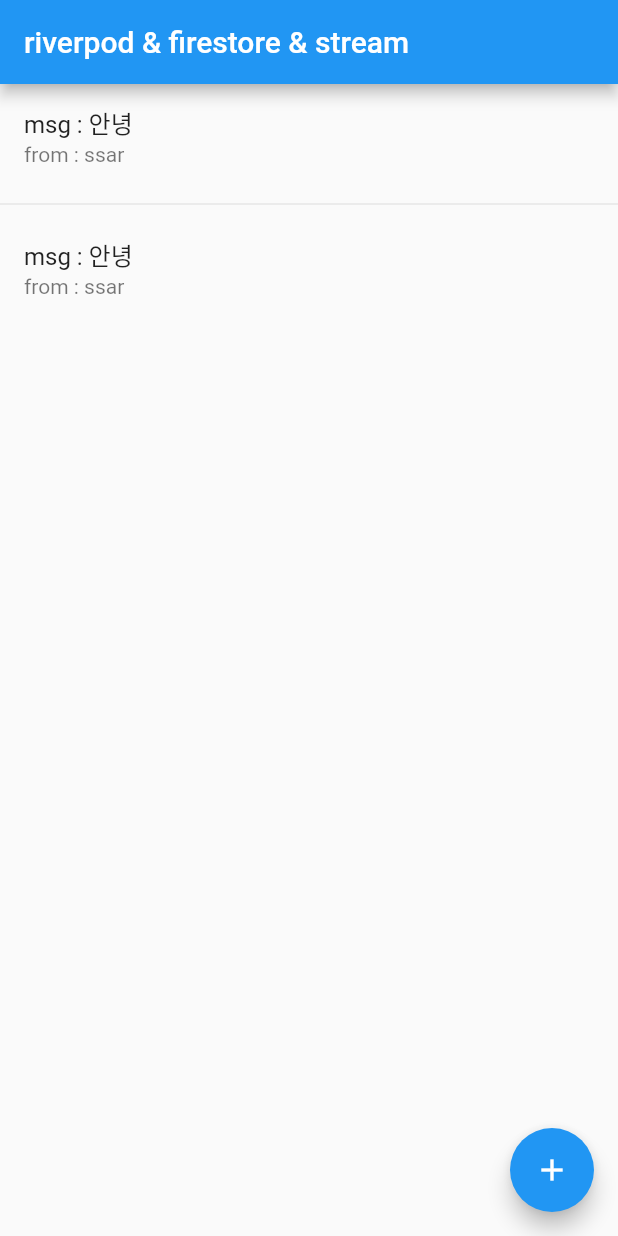
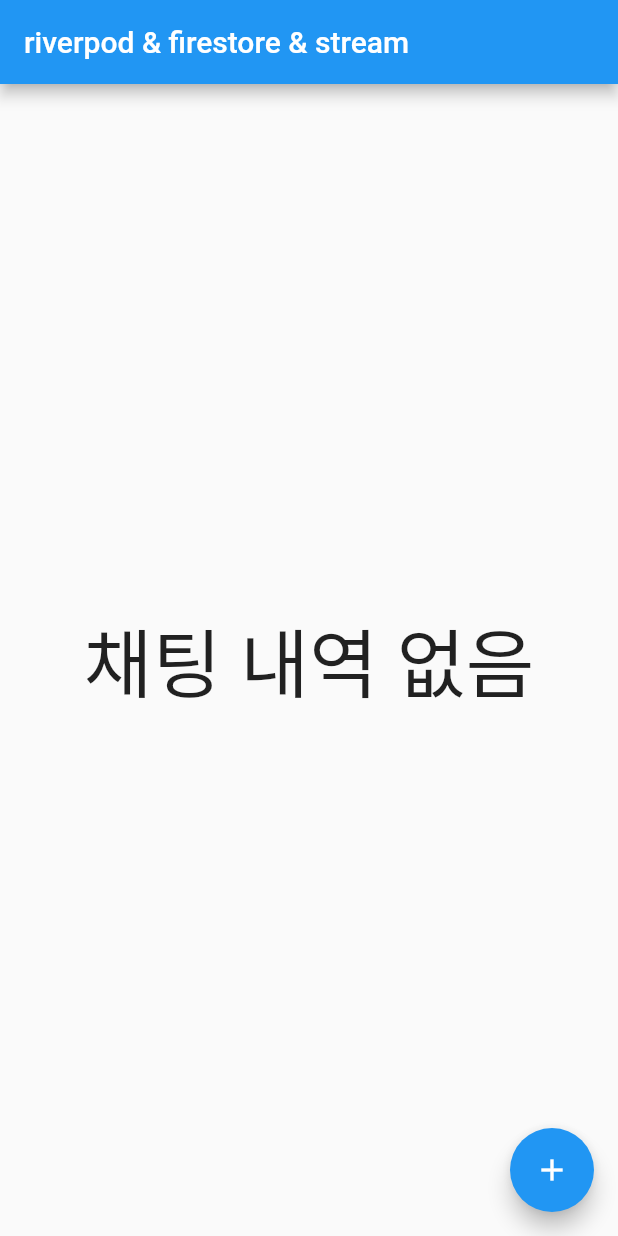
Before and after one commit to codingspecialist/riverpod_firestore_stream, a Flutter app: the screen it shows after launch, on a phone screen of 412 x 824 dp. Run offline on Flutter 3.47's test engine with Material 2 defaults, Android fonts, the phone set to English and light mode, and no system bars; our stand-ins replace cloud_firestore, firebase_core, flutter_riverpod; accounts and stored records are empty.

Commit message:
정리 완료

```diff
--- a/lib/domain/chat/chat_firestore_repository.dart
+++ b/lib/domain/chat/chat_firestore_repository.dart
@@ -1,6 +1,14 @@
 import 'package:cloud_firestore/cloud_firestore.dart';
 import 'package:flutter_riverpod/flutter_riverpod.dart';
+import 'package:riverpod_firestore_stream/domain/chat/chat.dart';
 import 'package:riverpod_firestore_stream/dto/chat/chat_req_dto.dart';
+
+// 리턴 : Stream<List<Chat>>
+final chatStreamProvider = StreamProvider<List<Chat>>((ref) {
+  final db = FirebaseFirestore.instance;
+  Stream<QuerySnapshot<Map<String, dynamic>>> stream = db.collection("chat").snapshots();
+  return stream.map((snapshot) => snapshot.docs.map((doc) => Chat.fromJson(doc.data())).toList());
+});
 
 final chatFirestoreRepositoryProvider = Provider((ref) {
   return ChatFirestoreRepository();
--- a/lib/view/pages/chat_room/chat_room_page.dart
+++ b/lib/view/pages/chat_room/chat_room_page.dart
@@ -3,6 +3,7 @@ import 'dart:math';
 import 'package:flutter/material.dart';
 import 'package:flutter_riverpod/flutter_riverpod.dart';
 import 'package:riverpod_firestore_stream/controller/chat_controller.dart';
+import 'package:riverpod_firestore_stream/domain/chat/chat_firestore_repository.dart';
 import 'package:riverpod_firestore_stream/dto/chat/chat_req_dto.dart';
 
 class ChatRoomPage extends ConsumerWidget {
@@ -11,9 +12,10 @@ class ChatRoomPage extends ConsumerWidget {
   @override
   Widget build(BuildContext context, WidgetRef ref) {
     final chatController = ref.read(chatControllerProvider);
+
     return Scaffold(
       appBar: _buildAppBar(),
-      body: _buildListView(),
+      body: _buildListView(ref),
       floatingActionButton: FloatingActionButton(
         onPressed: () {
           Random random = Random();
@@ -25,11 +27,30 @@ class ChatRoomPage extends ConsumerWidget {
     );
   }
 
-  ListView _buildListView() {
-    return ListView.separated(
-      itemCount: 2,
-      itemBuilder: (context, index) => ListTile(title: Text("msg : 안녕"), subtitle: Text("from : ssar")),
-      separatorBuilder: (context, index) => Divider(),
+  Widget _buildListView(WidgetRef ref) {
+    final chatStream = ref.watch(chatStreamProvider);
+    return chatStream.when(
+      data: (chats) {
+        if (chats.isNotEmpty) {
+          return ListView.separated(
+            itemCount: chats.length,
+            itemBuilder: (context, index) => ListTile(
+              title: Text("msg : ${chats[index].msg}"),
+              subtitle: Text("from : ${chats[index].from}"),
+            ),
+            separatorBuilder: (context, index) => Divider(),
+          );
+        } else {
+          return Center(
+            child: Text(
+              "채팅 내역 없음",
+              style: TextStyle(fontSize: 50),
+            ),
+          );
+        }
+      },
+      error: (error, stackTrace) => CircularProgressIndicator(),
+      loading: () => CircularProgressIndicator(),
     );
   }
 
```
Also changed, not shown: lib/domain/chat/chat.dart (+17 -2 lines).
